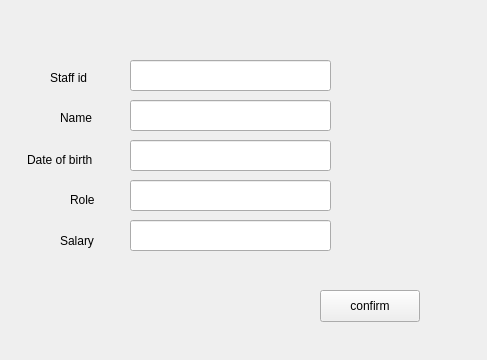
This is addstaff.ui in TNT57/FootballClubManagementSystem as Qt 5 draws it before an edit. The edited form follows.
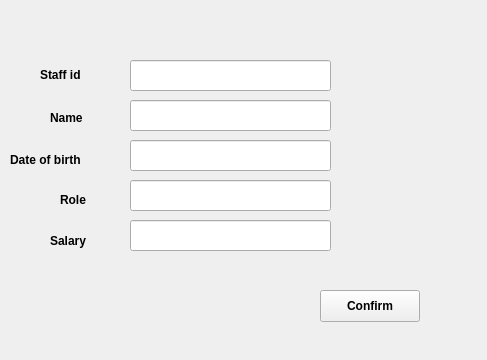
This is the edited form.

Diff of the .ui file:
```diff
--- a/addstaff.ui
+++ b/addstaff.ui
@@ -26,12 +26,17 @@
   <widget class="QLabel" name="label">
    <property name="geometry">
     <rect>
-     <x>60</x>
+     <x>50</x>
      <y>110</y>
      <width>58</width>
      <height>16</height>
     </rect>
    </property>
+   <property name="font">
+    <font>
+     <bold>true</bold>
+    </font>
+   </property>
    <property name="text">
     <string>Name</string>
    </property>
@@ -46,28 +51,20 @@
     </rect>
    </property>
   </widget>
-  <widget class="QLabel" name="label_2">
-   <property name="geometry">
-    <rect>
-     <x>70</x>
-     <y>110</y>
-     <width>58</width>
-     <height>16</height>
-    </rect>
-   </property>
-   <property name="text">
-    <string/>
-   </property>
-  </widget>
   <widget class="QLabel" name="label_3">
    <property name="geometry">
     <rect>
-     <x>50</x>
-     <y>70</y>
-     <width>58</width>
-     <height>16</height>
+     <x>40</x>
+     <y>59</y>
+     <width>71</width>
+     <height>31</height>
     </rect>
    </property>
+   <property name="font">
+    <font>
+     <bold>true</bold>
+    </font>
+   </property>
    <property name="text">
     <string>Staff id</string>
    </property>
@@ -105,12 +102,17 @@
   <widget class="QLabel" name="label_4">
    <property name="geometry">
     <rect>
-     <x>27</x>
+     <x>10</x>
      <y>150</y>
-     <width>81</width>
+     <width>101</width>
      <height>20</height>
     </rect>
    </property>
+   <property name="font">
+    <font>
+     <bold>true</bold>
+    </font>
+   </property>
    <property name="text">
     <string>Date of birth</string>
    </property>
@@ -118,12 +120,17 @@
   <widget class="QLabel" name="label_5">
    <property name="geometry">
     <rect>
-     <x>70</x>
+     <x>60</x>
      <y>190</y>
-     <width>41</width>
+     <width>51</width>
      <height>20</height>
     </rect>
    </property>
+   <property name="font">
+    <font>
+     <bold>true</bold>
+    </font>
+   </property>
    <property name="text">
     <string>Role</string>
    </property>
@@ -131,12 +138,17 @@
   <widget class="QLabel" name="label_6">
    <property name="geometry">
     <rect>
-     <x>60</x>
+     <x>50</x>
      <y>230</y>
-     <width>41</width>
+     <width>51</width>
      <height>21</height>
     </rect>
    </property>
+   <property name="font">
+    <font>
+     <bold>true</bold>
+    </font>
+   </property>
    <property name="text">
     <string>Salary</string>
    </property>
@@ -150,8 +162,13 @@
      <height>32</height>
     </rect>
    </property>
+   <property name="font">
+    <font>
+     <bold>true</bold>
+    </font>
+   </property>
    <property name="text">
-    <string>confirm</string>
+    <string>Confirm</string>
    </property>
   </widget>
  </widget>
```
